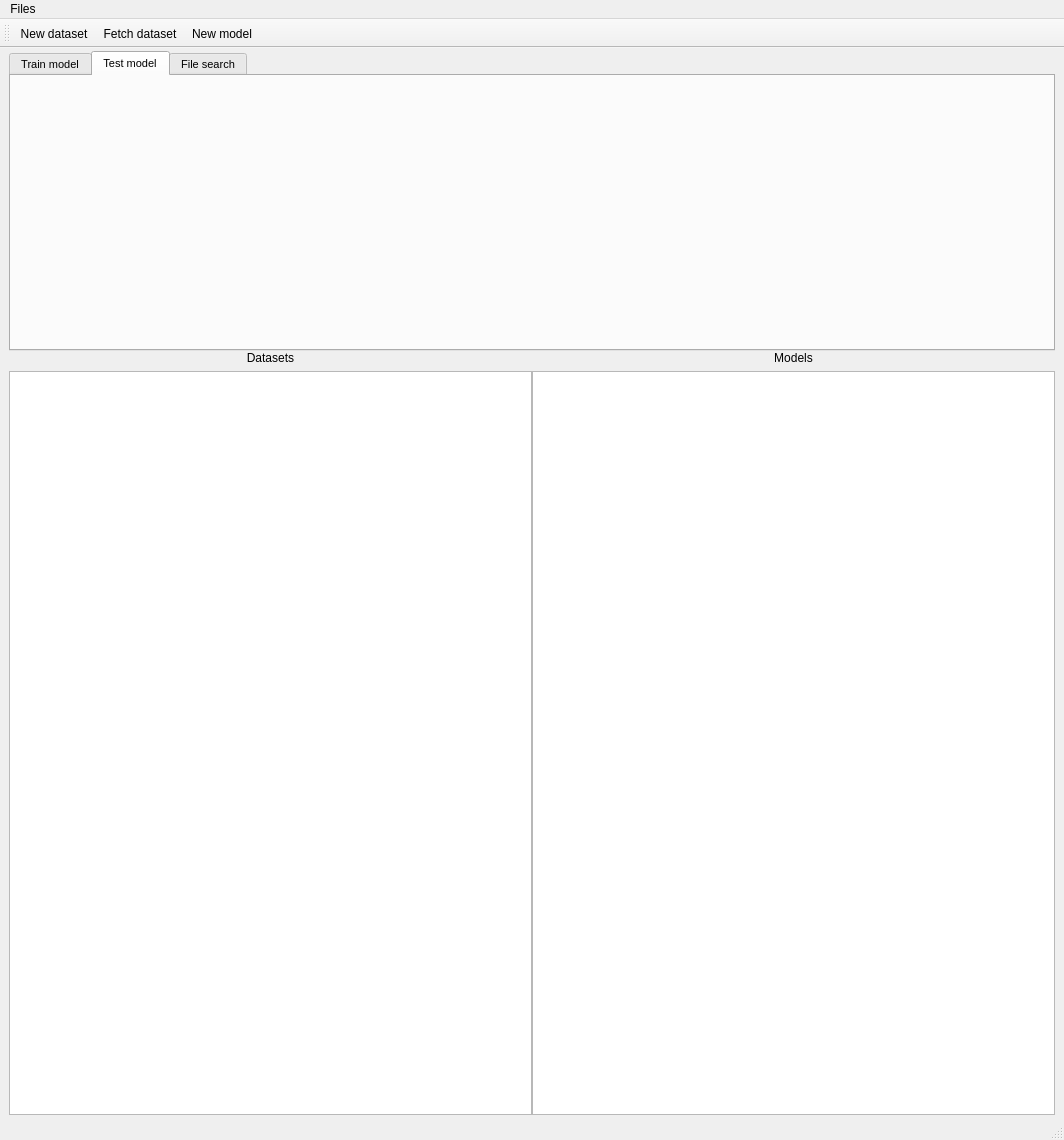
Old version of the form gui/designer/semhash_main.ui in the repository rafalpiwnik/SemanticHashing.
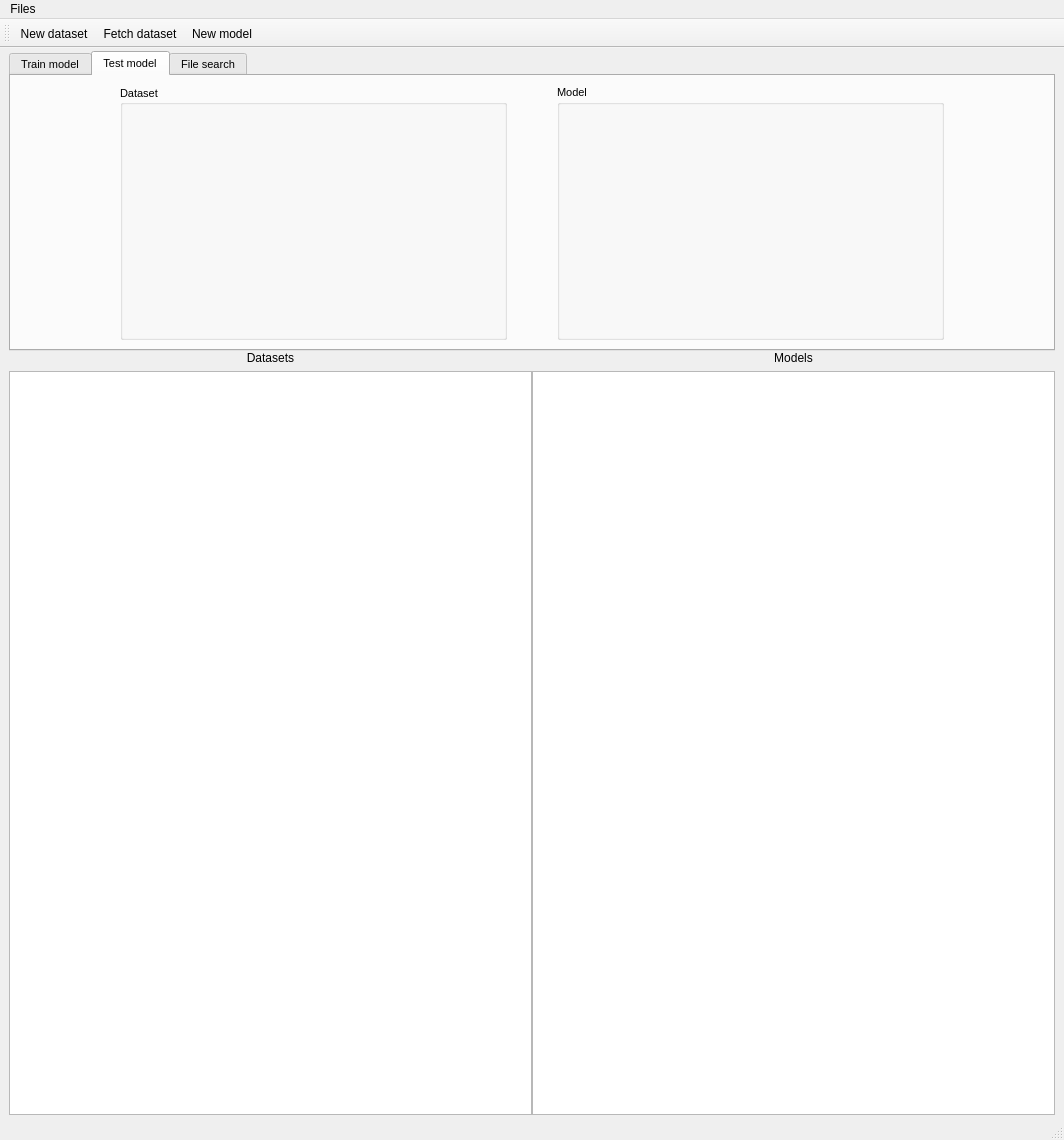
New version of the form. The open tabs and pages were chosen to show the change.

Commit message: added train tab

```diff
--- a/gui/designer/semhash_main.ui
+++ b/gui/designer/semhash_main.ui
@@ -215,7 +215,107 @@
        <attribute name="title">
         <string>Test model</string>
        </attribute>
-       <layout class="QVBoxLayout" name="verticalLayout_2"/>
+       <layout class="QVBoxLayout" name="verticalLayout_2">
+        <item>
+         <layout class="QGridLayout" name="testMixingGridLayout">
+          <property name="horizontalSpacing">
+           <number>50</number>
+          </property>
+          <item row="1" column="2">
+           <widget class="QGroupBox" name="testModelGroupbox">
+            <property name="sizePolicy">
+             <sizepolicy hsizetype="Minimum" vsizetype="MinimumExpanding">
+              <horstretch>0</horstretch>
+              <verstretch>0</verstretch>
+             </sizepolicy>
+            </property>
+            <property name="title">
+             <string>Model</string>
+            </property>
+            <layout class="QGridLayout" name="gridLayout_6">
+             <item row="0" column="0">
+              <layout class="QVBoxLayout" name="testModelSpace">
+               <item>
+                <widget class="QStackedWidget" name="testModelStack"/>
+               </item>
+              </layout>
+             </item>
+            </layout>
+           </widget>
+          </item>
+          <item row="1" column="0">
+           <spacer name="horizontalSpacer_3">
+            <property name="orientation">
+             <enum>Qt::Horizontal</enum>
+            </property>
+            <property name="sizeType">
+             <enum>QSizePolicy::Fixed</enum>
+            </property>
+            <property name="sizeHint" stdset="0">
+             <size>
+              <width>100</width>
+              <height>0</height>
+             </size>
+            </property>
+           </spacer>
+          </item>
+          <item row="1" column="1">
+           <widget class="QGroupBox" name="testDatasetGroupbox">
+            <property name="sizePolicy">
+             <sizepolicy hsizetype="Minimum" vsizetype="MinimumExpanding">
+              <horstretch>0</horstretch>
+              <verstretch>0</verstretch>
+             </sizepolicy>
+            </property>
+            <property name="contextMenuPolicy">
+             <enum>Qt::DefaultContextMenu</enum>
+            </property>
+            <property name="title">
+             <string>Dataset</string>
+            </property>
+            <property name="alignment">
+             <set>Qt::AlignLeading|Qt::AlignLeft|Qt::AlignVCenter</set>
+            </property>
+            <property name="flat">
+             <bool>false</bool>
+            </property>
+            <property name="checkable">
+             <bool>false</bool>
+            </property>
+            <layout class="QGridLayout" name="gridLayout_4">
+             <item row="0" column="1">
+              <layout class="QVBoxLayout" name="testDatasetSpace">
+               <item>
+                <widget class="QStackedWidget" name="testDatasetStack">
+                 <property name="currentIndex">
+                  <number>-1</number>
+                 </property>
+                </widget>
+               </item>
+              </layout>
+             </item>
+            </layout>
+           </widget>
+          </item>
+          <item row="1" column="3">
+           <spacer name="horizontalSpacer_4">
+            <property name="orientation">
+             <enum>Qt::Horizontal</enum>
+            </property>
+            <property name="sizeType">
+             <enum>QSizePolicy::Fixed</enum>
+            </property>
+            <property name="sizeHint" stdset="0">
+             <size>
+              <width>100</width>
+              <height>0</height>
+             </size>
+            </property>
+           </spacer>
+          </item>
+         </layout>
+        </item>
+       </layout>
       </widget>
       <widget class="QWidget" name="tabSearch">
        <attribute name="title">
```
Left out of the diff: 4 changed lines with no effect on the pictures. The commit also changes 7 other files.
